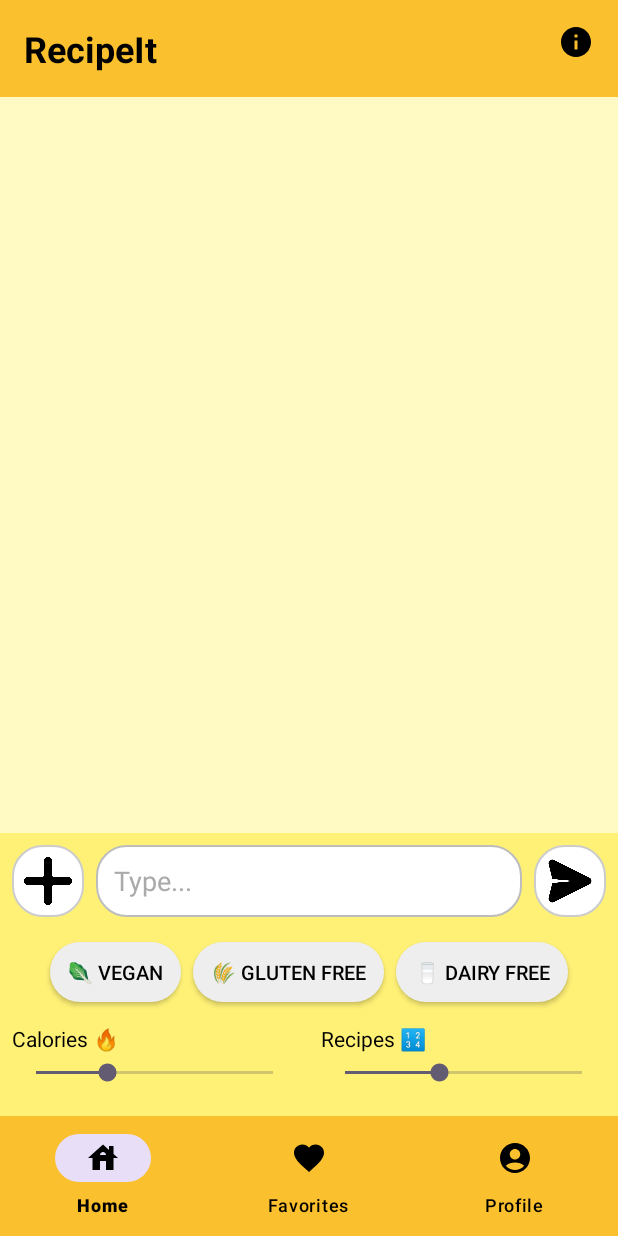
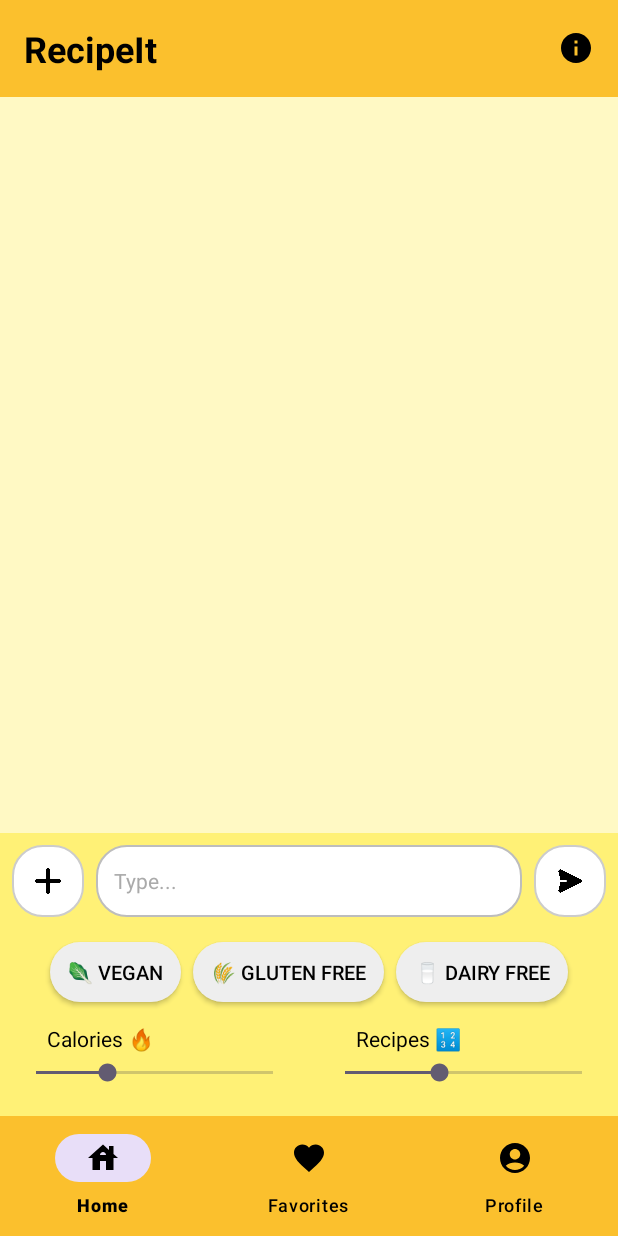
Before and after one commit to NEU-MobileDev-3/RecipeIt-Client, an Android app: the layout activity_main.xml on its own in the app's theme, with its tools: preview values and no code run, on a phone screen of 412 x 824 dp. Run offline under Robolectric (Android 15) with nearby library versions, the phone set to English and light mode, and no system bars.

Commit message:
UI improvements

```diff
--- a/RecipeIt/app/src/main/res/layout/activity_main.xml
+++ b/RecipeIt/app/src/main/res/layout/activity_main.xml
@@ -15,9 +15,9 @@
         android:layout_height="wrap_content"
         android:orientation="horizontal"
         android:padding="16dp"
-        app:layout_constraintTop_toTopOf="parent"
+        app:layout_constraintEnd_toEndOf="parent"
         app:layout_constraintStart_toStartOf="parent"
-        app:layout_constraintEnd_toEndOf="parent">
+        app:layout_constraintTop_toTopOf="parent">
 
         <TextView
             android:id="@+id/appTitle"
@@ -25,17 +25,18 @@
             android:layout_height="wrap_content"
             android:layout_weight="1"
             android:text="@string/recipeit"
+            android:textColor="@android:color/black"
             android:textSize="24sp"
-            android:textStyle="bold"
-            android:textColor="@android:color/black" />
+            android:textStyle="bold" />
 
         <ImageView
             android:id="@+id/aboutButton"
             android:layout_width="24dp"
             android:layout_height="24dp"
-            android:src="@drawable/ic_info"
+            android:layout_gravity="center_vertical"
             android:contentDescription="@string/about"
-            android:onClick="onAboutClick" />
+            android:onClick="onAboutClick"
+            android:src="@drawable/ic_info" />
     </LinearLayout>
 
     <!-- Main Chat Layout - Wrapping chat elements -->
@@ -91,34 +92,35 @@
                     android:id="@+id/plusIcon"
                     android:layout_width="48dp"
                     android:layout_height="48dp"
-                    android:src="@drawable/add"
+                    android:layout_marginEnd="8dp"
+                    android:background="@drawable/rounded_button"
                     android:contentDescription="Add"
                     android:onClick="onSelectPhoto"
-                    android:padding="8dp"
-                    android:background="@drawable/rounded_button"
-                    android:layout_marginEnd="8dp"/>
+                    android:padding="15dp"
+                    android:src="@drawable/add" />
 
                 <EditText
                     android:id="@+id/inputEditText"
                     android:layout_width="0dp"
                     android:layout_height="48dp"
                     android:layout_weight="1"
+                    android:background="@drawable/rounded_edittext"
                     android:hint="Type..."
-                    android:background="@drawable/rounded_edittext"
                     android:paddingHorizontal="12dp"
                     android:textColor="@android:color/black"
-                    android:textColorHint="@android:color/darker_gray"/>
+                    android:textColorHint="@android:color/darker_gray"
+                    android:textSize="14sp" />
 
                 <ImageView
                     android:id="@+id/sendIcon"
                     android:layout_width="48dp"
                     android:layout_height="48dp"
-                    android:src="@drawable/message"
+                    android:layout_marginStart="8dp"
+                    android:background="@drawable/rounded_button"
                     android:contentDescription="Send"
                     android:onClick="submitByChat"
-                    android:padding="8dp"
-                    android:background="@drawable/rounded_button"
-                    android:layout_marginStart="8dp"/>
+                    android:padding="15dp"
+                    android:src="@drawable/message" />
             </LinearLayout>
 
             <!-- Food Preferences -->
@@ -195,10 +197,11 @@
                     <TextView
                         android:layout_width="wrap_content"
                         android:layout_height="wrap_content"
+                        android:layout_marginBottom="4dp"
+                        android:paddingLeft="35px"
                         android:text="Calories 🔥"
                         android:textColor="@android:color/black"
-                        android:textSize="14sp"
-                        android:layout_marginBottom="4dp" />
+                        android:textSize="14sp" />
 
                     <SeekBar
                         android:id="@+id/calorieSeekBar"
@@ -219,10 +222,11 @@
                     <TextView
                         android:layout_width="wrap_content"
                         android:layout_height="wrap_content"
+                        android:layout_marginBottom="4dp"
+                        android:paddingLeft="35px"
                         android:text="Recipes 🔢"
                         android:textColor="@android:color/black"
-                        android:textSize="14sp"
-                        android:layout_marginBottom="4dp" />
+                        android:textSize="14sp" />
 
                     <SeekBar
                         android:id="@+id/recipeCountSeekBar"
```
Also changed, not shown: RecipeIt/app/src/main/res/layout/item_chat_server.xml (+15 -1 lines), RecipeIt/app/src/main/res/layout/item_chat_user.xml (+15 -1 lines).
